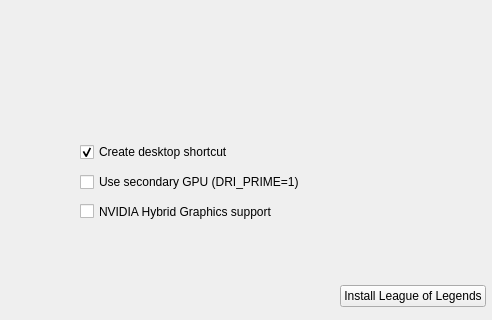
Qt form src/python_src/ui/installer.ui (kassindornelles/lol-for-linux-installer) before a commit; both pictures show x 110 to 602 and y 132 to 452 of the 602 by 452 pixel window.
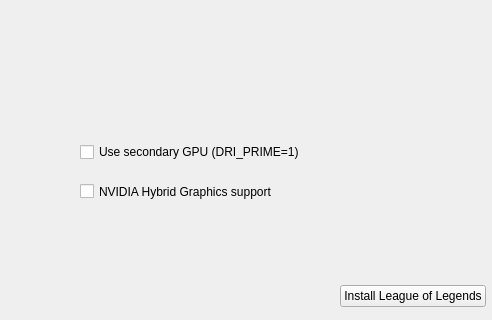
The same form after that commit. The open tabs and pages were chosen to show the change. Icons and pictures are not drawn.

Commit message: Desktop shortcuts no more

Patch:
```diff
--- a/src/python_src/ui/installer.ui
+++ b/src/python_src/ui/installer.ui
@@ -1224,22 +1224,6 @@
               </widget>
              </widget>
              <widget class="QWidget" name="options">
-              <widget class="QCheckBox" name="checkShortcut">
-               <property name="geometry">
-                <rect>
-                 <x>190</x>
-                 <y>80</y>
-                 <width>181</width>
-                 <height>22</height>
-                </rect>
-               </property>
-               <property name="text">
-                <string>Create desktop shortcut</string>
-               </property>
-               <property name="checked">
-                <bool>true</bool>
-               </property>
-              </widget>
               <widget class="QCheckBox" name="checkPrime">
                <property name="enabled">
                 <bool>true</bool>
@@ -1247,7 +1231,7 @@
                <property name="geometry">
                 <rect>
                  <x>190</x>
-                 <y>110</y>
+                 <y>80</y>
                  <width>311</width>
                  <height>22</height>
                 </rect>
@@ -1342,7 +1326,7 @@
                <property name="geometry">
                 <rect>
                  <x>190</x>
-                 <y>140</y>
+                 <y>120</y>
                  <width>321</width>
                  <height>21</height>
                 </rect>
```
Left out of the diff: 2 changed lines with no effect on the pictures. The commit also changes 3 other files.
